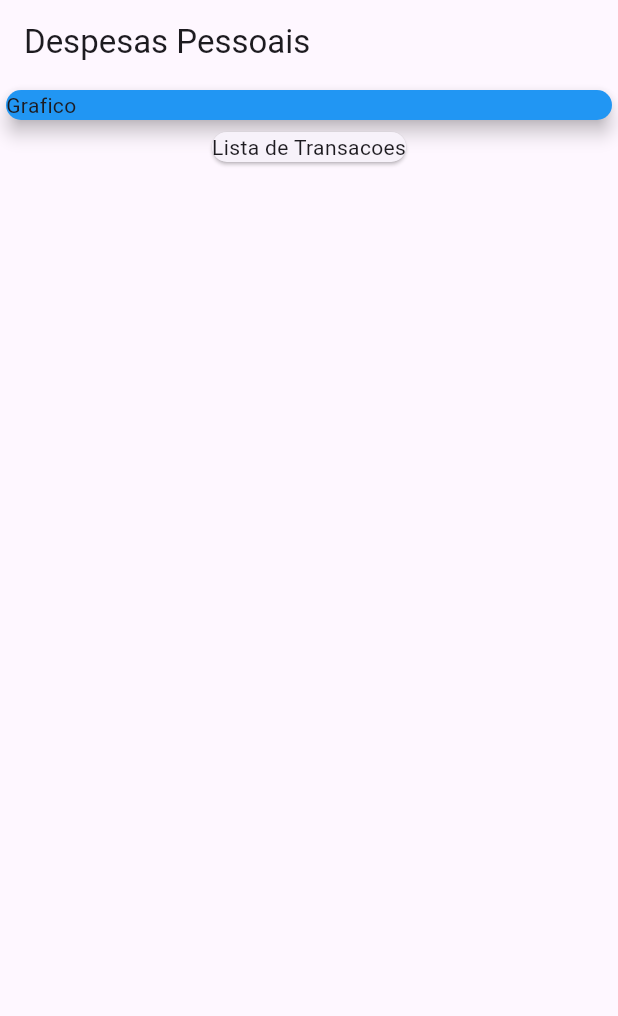
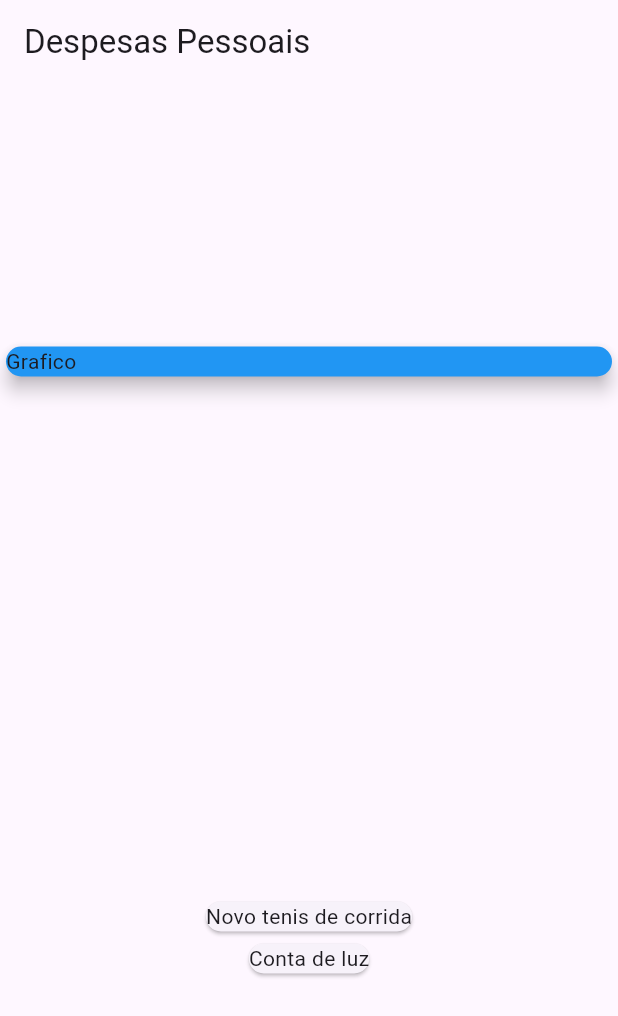
Before and after one commit to niltinfilho/projeto_expenses_flutter, a Flutter app: the screen it shows after launch, on a phone screen of 412 x 824 dp. Shown: the top 1016 px of the screen. Run offline on Flutter 3.47's test engine with Material 3 defaults, Android fonts, the phone set to English and light mode, and no system bars.

Commit message:
feat: mapeando objetos para elementos visuais

```diff
--- a/lib/main.dart
+++ b/lib/main.dart
@@ -37,6 +37,8 @@ class MyHomePage extends StatelessWidget {
           title: Text('Despesas Pessoais'),
         ),
         body: Column(
+          mainAxisAlignment: MainAxisAlignment.spaceAround,
+          crossAxisAlignment: CrossAxisAlignment.stretch,
           children: [
             Container(
               width: double.infinity,
@@ -46,9 +48,13 @@ class MyHomePage extends StatelessWidget {
                 elevation: 5,
               ),
             ),
-            Card(
-              child: Text('Lista de Transacoes'),
-            ),
+            Column(
+              children: _transactions.map((tr) {
+                return Card(
+                  child: Text(tr.title),
+                );
+              }).toList(),
+            )
           ],
         ));
   }
```
